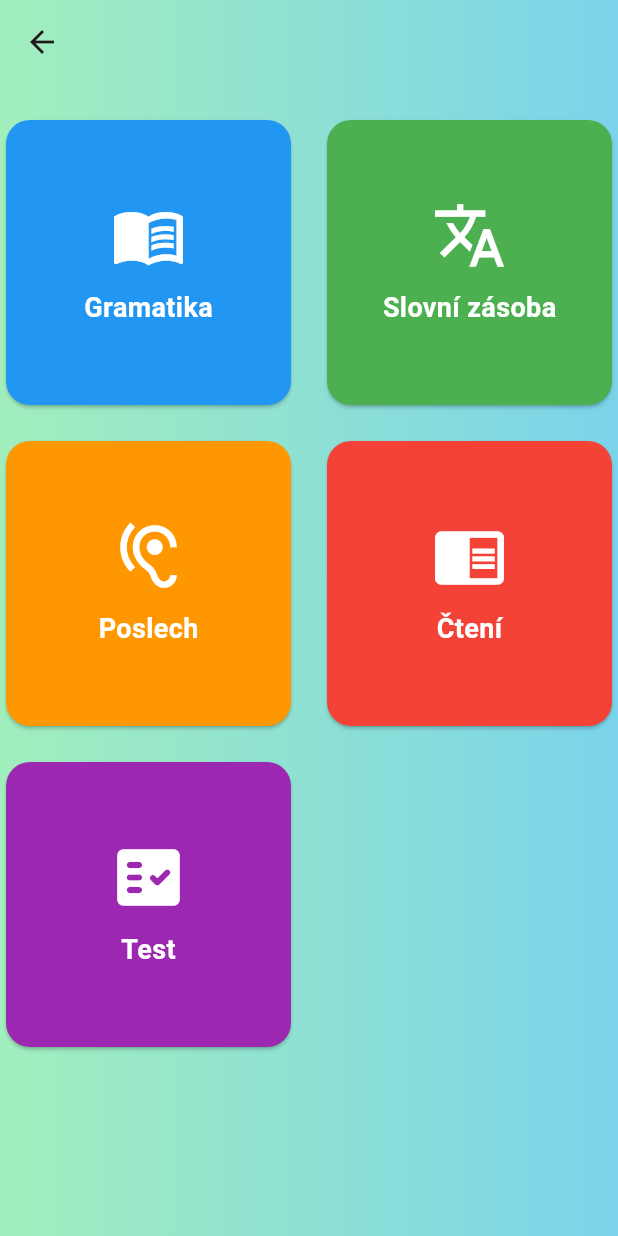
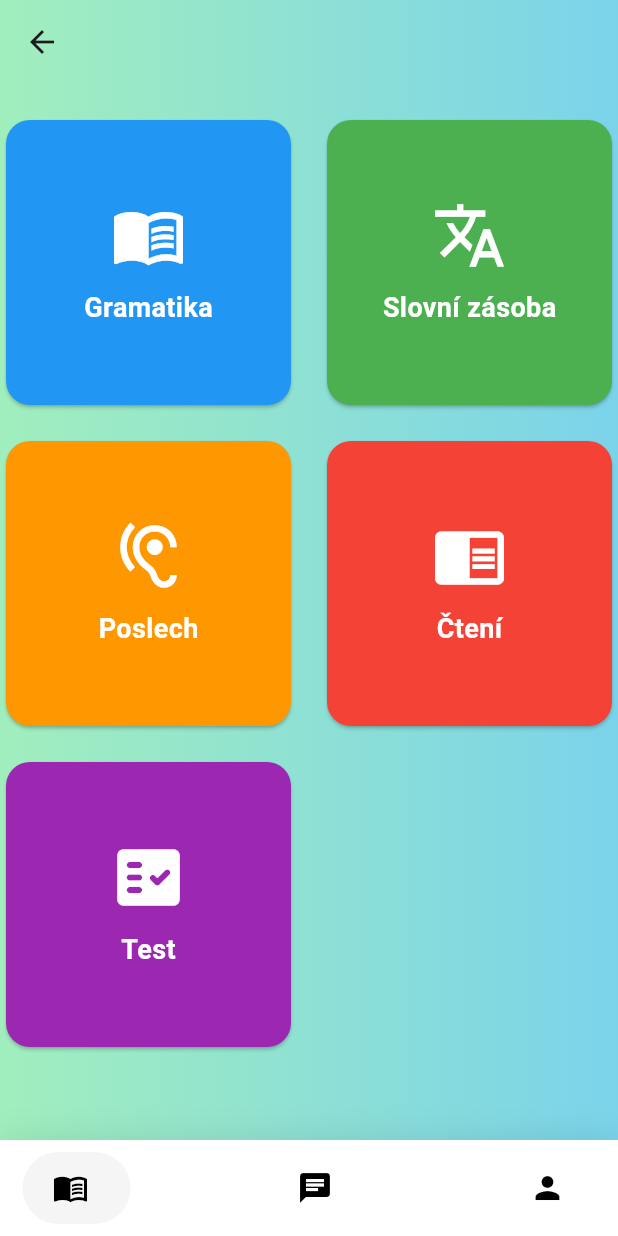
Before and after one commit to Pilnas2/Bakalarska_prace, a Flutter app: the LearningMenuPage screen opened directly with empty values, on a phone screen of 412 x 824 dp. Run offline on Flutter 3.47's test engine with Material 3 defaults, Android fonts, the phone set to English and light mode, and no system bars; drawn by our look-alikes of google_nav_bar; our stand-ins replace audioplayers, firebase_core, firebase_database, flutter_dotenv, introduction_screen, shared_preferences; accounts and stored records are empty.

Commit message:
bottombar

```diff
--- /dev/null
+++ b/lib/models/custom_bottom_nav_bar.dart
@@ -0,0 +1,50 @@
+// ignore_for_file: deprecated_member_use
+
+import 'package:flutter/material.dart';
+import 'package:google_nav_bar/google_nav_bar.dart';
+
+class CustomBottomNavBar extends StatelessWidget {
+  final int selectedIndex;
+  final Function(int) onTabChange;
+
+  const CustomBottomNavBar({
+    super.key,
+    required this.selectedIndex,
+    required this.onTabChange,
+  });
+
+  @override
+  Widget build(BuildContext context) {
+    return Container(
+      decoration: BoxDecoration(
+        color: Colors.white,
+        boxShadow: [
+          BoxShadow(blurRadius: 20, color: Colors.black.withOpacity(.1)),
+        ],
+      ),
+      child: SafeArea(
+        child: Padding(
+          padding: const EdgeInsets.symmetric(horizontal: 15.0, vertical: 8),
+          child: GNav(
+            rippleColor: Colors.grey[300]!,
+            hoverColor: Colors.grey[100]!,
+            gap: 8,
+            activeColor: Colors.black,
+            iconSize: 24,
+            padding: EdgeInsets.symmetric(horizontal: 20, vertical: 12),
+            duration: Duration(milliseconds: 400),
+            tabBackgroundColor: Colors.grey[100]!,
+            color: Colors.black,
+            tabs: [
+              GButton(icon: Icons.menu_book),
+              GButton(icon: Icons.chat),
+              GButton(icon: Icons.person),
+            ],
+            selectedIndex: selectedIndex,
+            onTabChange: onTabChange,
+          ),
+        ),
+      ),
+    );
+  }
+}
--- a/lib/views/learning.dart
+++ b/lib/views/learning.dart
@@ -1,7 +1,7 @@
 import 'package:bakalarska_prace_pilny/models/background_gradient.dart';
+import 'package:bakalarska_prace_pilny/models/custom_bottom_nav_bar.dart';
 import 'package:bakalarska_prace_pilny/views/chatbot_page.dart';
 import 'package:bakalarska_prace_pilny/views/edit_profile_page.dart';
-import 'package:flutter/gestures.dart';
 import 'package:flutter/material.dart';
 import 'grammar_lesson_page.dart';
 import 'vocabulary_page.dart';
@@ -17,29 +17,37 @@ class LearningMenuPage extends StatefulWidget {
   _LearningMenuPageState createState() => _LearningMenuPageState();
 }
 
-class _LearningMenuPageState extends State<LearningMenuPage>
-    with SingleTickerProviderStateMixin {
-  late TabController tabController;
-  int currentPage = 0;
-  final List<Color> colors = [
-    Colors.red,
-    Colors.green,
-    Colors.blue,
-    Colors.orange,
-    Colors.purple,
-  ];
-  final Color unselectedColor = Colors.pink;
+class _LearningMenuPageState extends State<LearningMenuPage> {
+  int _selectedIndex = 0;
 
-  @override
-  void initState() {
-    super.initState();
-    tabController = TabController(length: 5, vsync: this);
-  }
+  void _onTabChange(int index) {
+    setState(() {
+      _selectedIndex = index;
+    });
 
-  @override
-  void dispose() {
-    tabController.dispose();
-    super.dispose();
+    // Přesměrování na konkrétní stránky
+    if (index == 0) {
+      Navigator.pushReplacement(
+        context,
+        MaterialPageRoute(
+          builder: (context) => LearningMenuPage(topic: widget.topic),
+        ),
+      );
+    } else if (index == 1) {
+      Navigator.pushReplacement(
+        context,
+        MaterialPageRoute(
+          builder: (context) => ChatbotPage(topic: widget.topic),
+        ),
+      );
+    } else if (index == 2) {
+      Navigator.pushReplacement(
+        context,
+        MaterialPageRoute(
+          builder: (context) => EditProfilePage(topic: widget.topic),
+        ),
+      );
+    }
   }
 
   @override
@@ -83,6 +91,10 @@ class _LearningMenuPageState extends State<LearningMenuPage>
           ),
         ),
       ),
+      bottomNavigationBar: CustomBottomNavBar(
+        selectedIndex: _selectedIndex,
+        onTabChange: _onTabChange,
+      ),
     );
   }
 
@@ -104,11 +116,7 @@ class _LearningMenuPageState extends State<LearningMenuPage>
             context,
             MaterialPageRoute(
               builder:
-                  (context) => VocabularyPage(
-                    topic: widget.topic,
-                    level:
-                        'A1', // Replace 'A1' with the appropriate level if needed
-                  ),
+                  (context) => VocabularyPage(topic: widget.topic, level: 'A1'),
             ),
           );
         } else if (title == 'Poslech') {
@@ -121,8 +129,6 @@ class _LearningMenuPageState extends State<LearningMenuPage>
             context,
             MaterialPageRoute(builder: (context) => ReadingPage()),
           );
-        } else {
-          // Přidat navigaci na konkrétní stránku pro ostatní dlaždice
         }
       },
       child: Card(
```
Also changed, not shown: lib/views/chatbot_page.dart (+43 -7 lines), lib/views/edit_profile_page.dart (+50 -9 lines).
